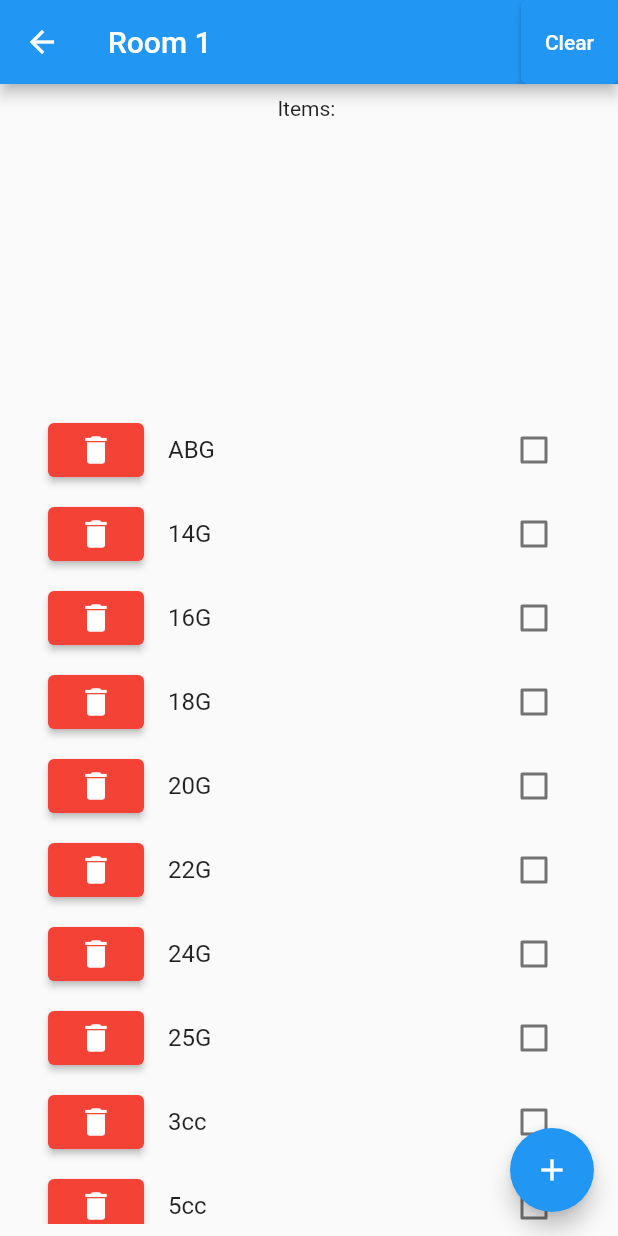
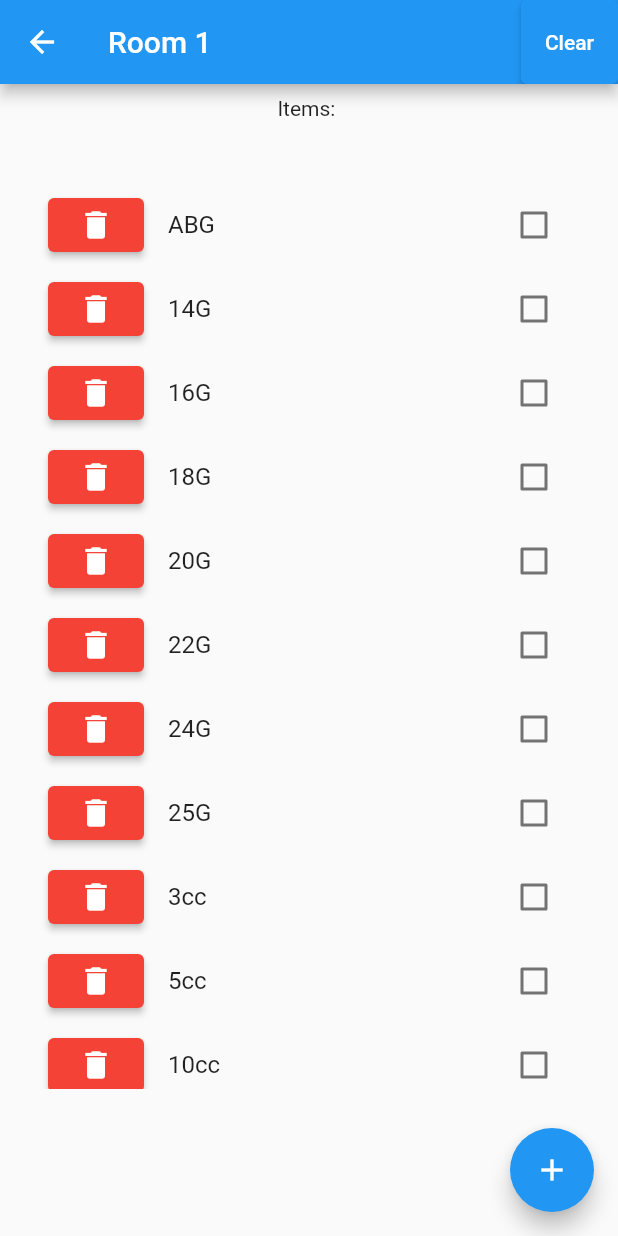
Before and after one commit to Ymit24/room-item-tracker-app, a Flutter app: the RoomPage screen opened directly with sample values from the repository, on a phone screen of 412 x 824 dp. Run offline on Flutter 3.47's test engine with Material 2 defaults, Android fonts, the phone set to English and light mode, and no system bars; project files that could hold a hidden picture were left out.

Commit message:
small ui change

```diff
--- a/lib/main.dart
+++ b/lib/main.dart
@@ -455,7 +455,7 @@ class _RoomPageState extends State<RoomPage> {
           padding: const EdgeInsets.all(8.0),
           child: Column(
             children: [
-              SizedBox(height: 200, child: Text("Items: $itemsDisplay")),
+              SizedBox(height: 50, child: Text("Items: $itemsDisplay")),
               Expanded(
                   child: ListView.builder(
                       padding: const EdgeInsets.all(8),
@@ -496,7 +496,8 @@ class _RoomPageState extends State<RoomPage> {
                                 });
                               }),
                         );
-                      }))
+                      })),
+              SizedBox(height: 90)
             ],
           ),
         ));
```
